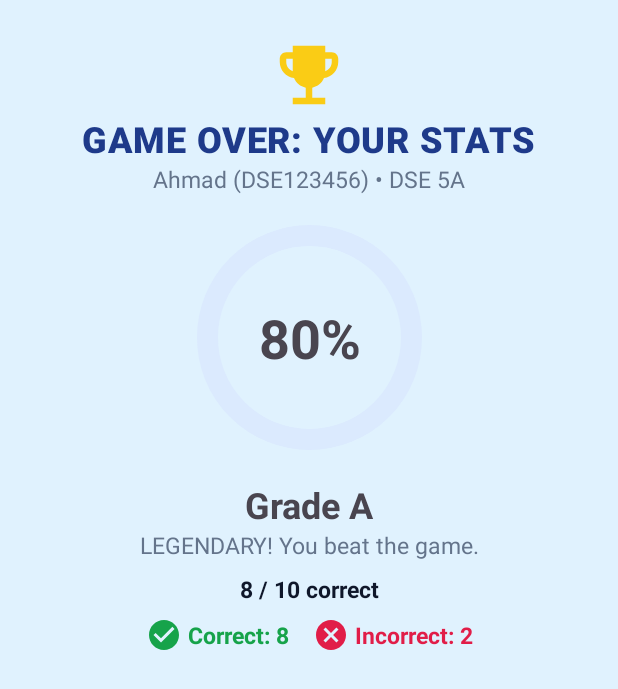
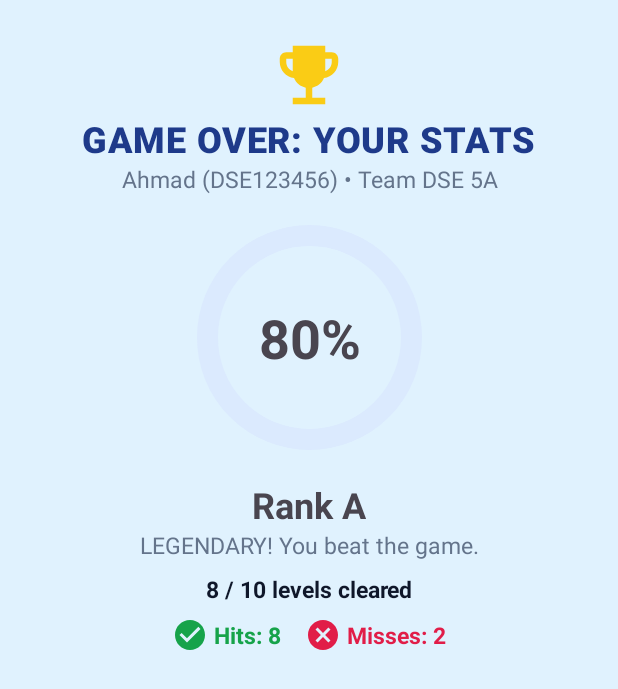
Before and after one commit to cirrfan/PokeQuest-Trivia, an Android app: the layout result_summary.xml on its own in the app's theme, with its tools: preview values and no code run, on a phone screen of 412 x 824 dp. Shown: the top 689 px of the screen. Run offline under Robolectric (Android 15) with nearby library versions, the phone set to English and light mode, and no system bars; network calls fail.

Commit message:
Use Pokémon examples in layout preview text
Replace the old CPU quiz preview text with a Pokémon question and match
the result summary preview labels to the Rank/Hits/Misses wording.

Co-Authored-By: Claude Opus 5.5 <noreply@anthropic.com>

```diff
--- a/app/src/main/res/layout/quiz_question_body.xml
+++ b/app/src/main/res/layout/quiz_question_body.xml
@@ -57,7 +57,7 @@
             app:layout_constraintEnd_toEndOf="parent"
             app:layout_constraintStart_toStartOf="parent"
             app:layout_constraintTop_toBottomOf="@id/imageRow"
-            tools:text="Science: Computers • Easy" />
+            tools:text="Pokémon • Easy" />
 
         <TextView
             android:id="@+id/tvQuestion"
@@ -73,7 +73,7 @@
             app:layout_constraintEnd_toEndOf="parent"
             app:layout_constraintStart_toStartOf="parent"
             app:layout_constraintTop_toBottomOf="@id/tvCategory"
-            tools:text="What does CPU stand for?" />
+            tools:text="In which generation did Pikachu first appear?" />
 
     </androidx.constraintlayout.widget.ConstraintLayout>
 </layout>
--- a/app/src/main/res/layout/result_summary.xml
+++ b/app/src/main/res/layout/result_summary.xml
@@ -51,7 +51,7 @@
             app:layout_constraintEnd_toEndOf="parent"
             app:layout_constraintStart_toStartOf="parent"
             app:layout_constraintTop_toBottomOf="@id/tvResultTitle"
-            tools:text="Ahmad (DSE123456) • DSE 5A" />
+            tools:text="Ahmad (DSE123456) • Team DSE 5A" />
 
         <!-- Circular ring showing the percentage -->
         <com.google.android.material.progressindicator.CircularProgressIndicator
@@ -94,7 +94,7 @@
             app:layout_constraintEnd_toEndOf="parent"
             app:layout_constraintStart_toStartOf="parent"
             app:layout_constraintTop_toBottomOf="@id/ringScore"
-            tools:text="Grade A" />
+            tools:text="Rank A" />
 
         <TextView
             android:id="@+id/tvGradeMessage"
@@ -120,7 +120,7 @@
             app:layout_constraintEnd_toEndOf="parent"
             app:layout_constraintStart_toStartOf="parent"
             app:layout_constraintTop_toBottomOf="@id/tvGradeMessage"
-            tools:text="8 / 10 correct" />
+            tools:text="8 / 10 levels cleared" />
 
         <TextView
             android:id="@+id/tvCorrectCount"
@@ -139,7 +139,7 @@
             app:layout_constraintHorizontal_chainStyle="packed"
             app:layout_constraintStart_toStartOf="parent"
             app:layout_constraintTop_toBottomOf="@id/tvScoreSummary"
-            tools:text="Correct: 8" />
+            tools:text="Hits: 8" />
 
         <TextView
             android:id="@+id/tvWrongCount"
@@ -155,7 +155,7 @@
             app:layout_constraintBaseline_toBaselineOf="@id/tvCorrectCount"
             app:layout_constraintEnd_toEndOf="parent"
             app:layout_constraintStart_toEndOf="@id/tvCorrectCount"
-            tools:text="Incorrect: 2" />
+            tools:text="Misses: 2" />
 
     </androidx.constraintlayout.widget.ConstraintLayout>
 </layout>
```
Also changed, not shown: app/src/main/res/layout/item_breakdown.xml (+4 -4 lines).
